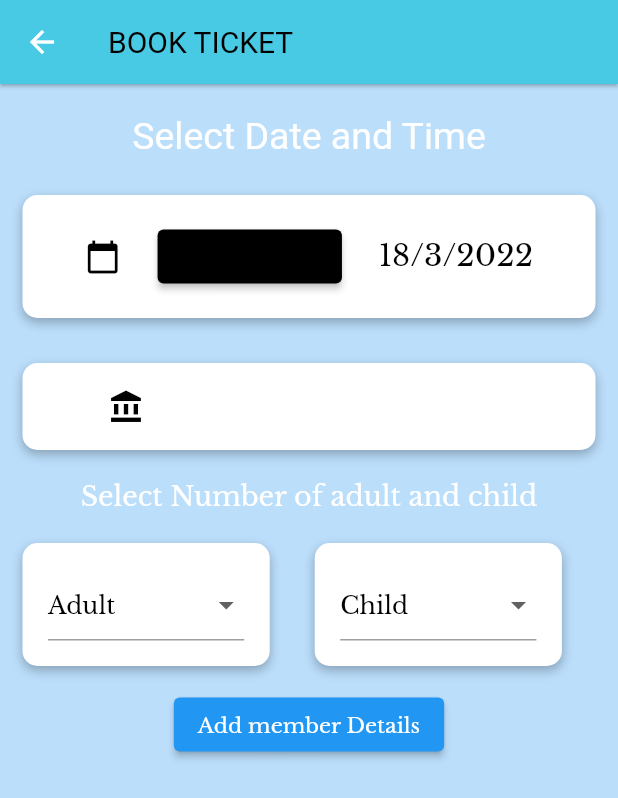
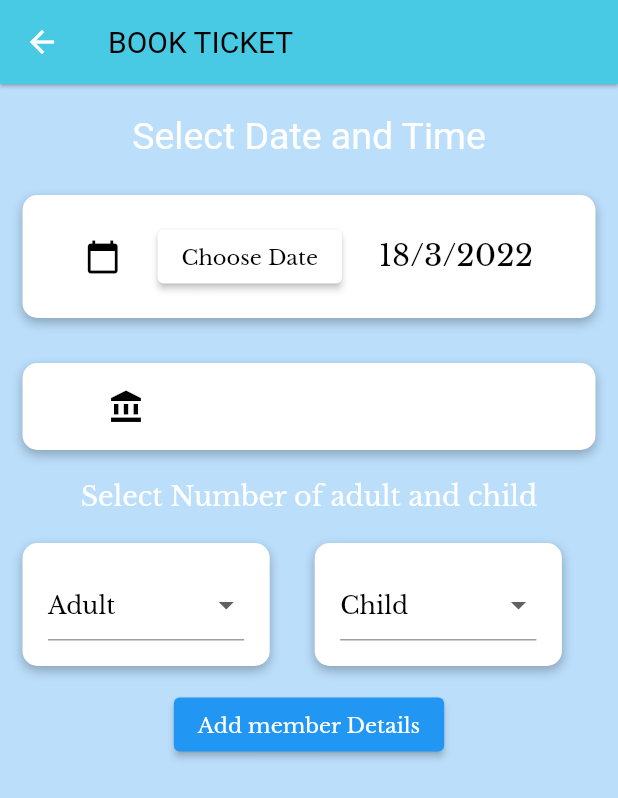
Before and after one commit to Aditi-Singh16/sih, a Flutter app: the BookTickets screen opened directly with empty values, on a phone screen of 412 x 824 dp. Shown: the top 798 px of the screen. Run offline on Flutter 3.47's test engine with Material 2 defaults, Android fonts, the light colour scheme and no system bars; our stand-ins replace carousel_pro_nullsafety, cloud_firestore, file_picker, firebase_auth, firebase_core, flutter_spinkit and 7 more; missing offline and left inert: cloudinary_public, qrscan, razorpay_flutter; accounts and stored records are empty; Roboto replaces fonts that are missing (salsa).

Commit message:
book ticket ui

```diff
--- a/lib/ui/user/book_ticket.dart
+++ b/lib/ui/user/book_ticket.dart
@@ -52,6 +52,7 @@ class _BookTicketsState extends State<BookTickets> {
     DropdownMenuItem(child: Text("4 PM"), value: "4 PM"),
   ];
   List<DropdownMenuItem<String>> adultItems = [
+    DropdownMenuItem(child: Text("0"), value: "0"),
     DropdownMenuItem(child: Text("1"), value: "1"),
     DropdownMenuItem(child: Text("2"), value: "2"),
     DropdownMenuItem(child: Text("3"), value: "3"),
@@ -64,6 +65,7 @@ class _BookTicketsState extends State<BookTickets> {
     DropdownMenuItem(child: Text("10"), value: "10"),
   ];
   List<DropdownMenuItem<String>> childItems = [
+    DropdownMenuItem(child: Text("0"), value: "0"),
     DropdownMenuItem(child: Text("1"), value: "1"),
     DropdownMenuItem(child: Text("2"), value: "2"),
     DropdownMenuItem(child: Text("3"), value: "3"),
@@ -195,7 +197,7 @@ class _BookTicketsState extends State<BookTickets> {
                         Icon(Icons.calendar_today, color: Colors.black),
                         ElevatedButton(
                           style:
-                              ElevatedButton.styleFrom(primary: Colors.black),
+                              ElevatedButton.styleFrom(primary: Colors.white),
                           onPressed: () {
                             _selectDate(context);
                           },
@@ -381,7 +383,7 @@ class _BookTicketsState extends State<BookTickets> {
                                             decoration: BoxDecoration(
                                               borderRadius:
                                                   BorderRadius.circular(10.0),
-                                              color: Colors.grey[600],
+                                              color: Colors.white,
                                               boxShadow: [
                                                 BoxShadow(
                                                   color: Colors.black26,
```
